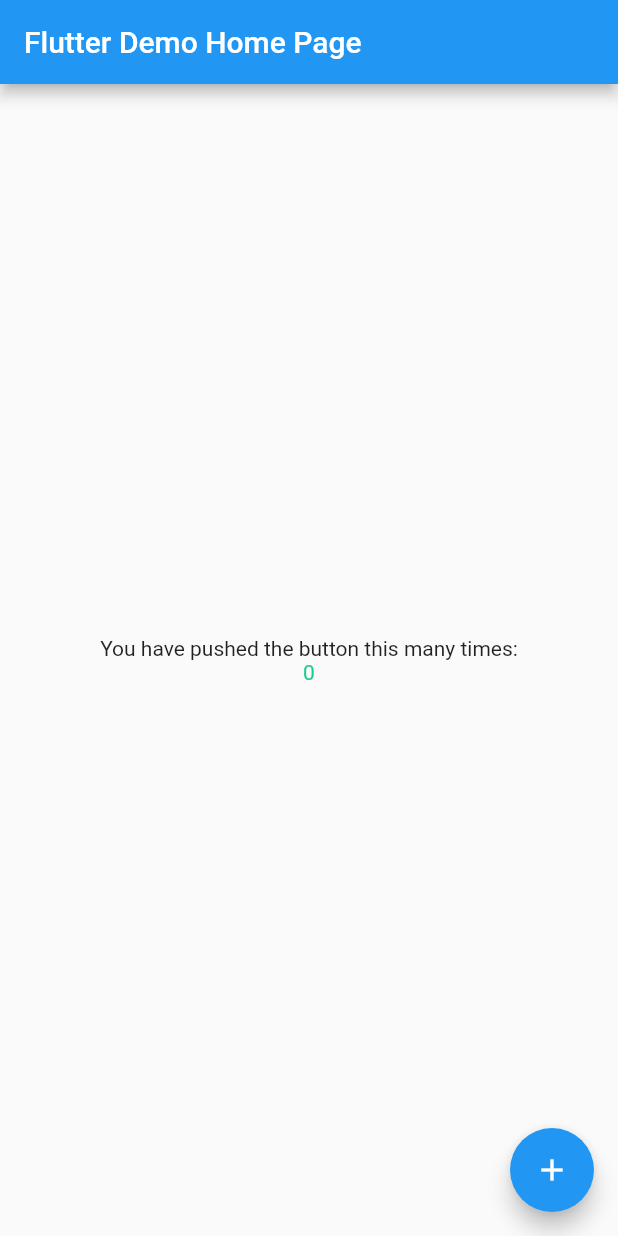
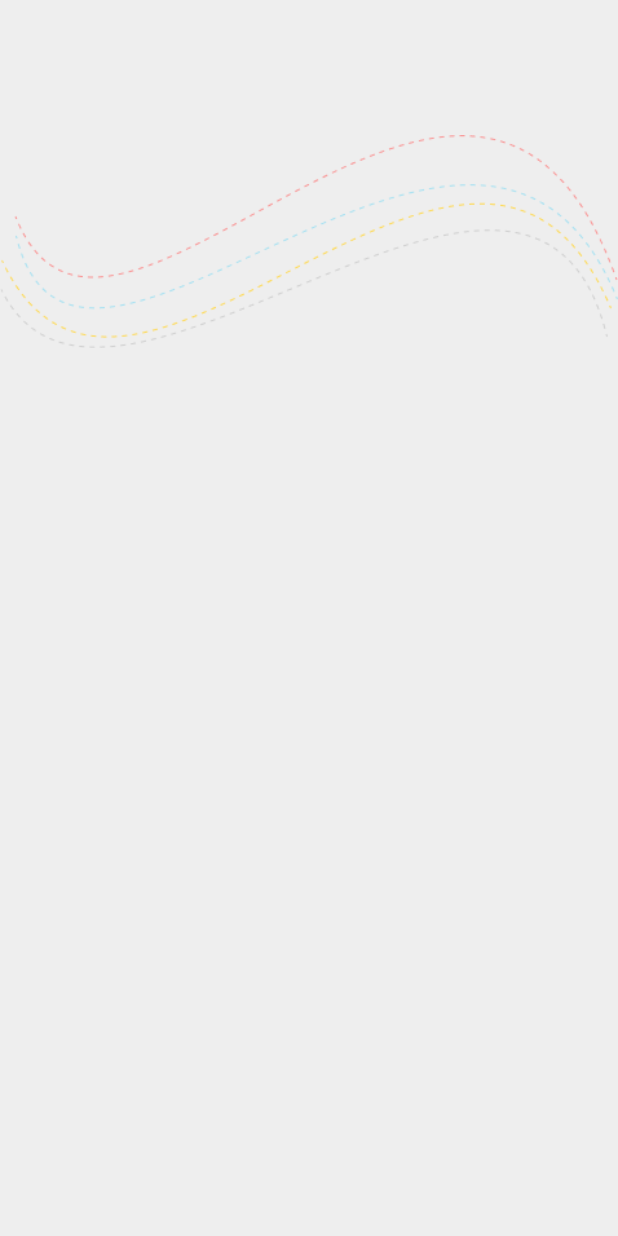
Before and after one commit to Ianodad/pet-finder-app-dribble-clone, a Flutter app: the screen it shows after launch, on a phone screen of 412 x 824 dp. Run offline on Flutter 3.47's test engine with Material 2 defaults, Android fonts, the phone set to English and light mode, and no system bars.

Commit message:
background added

```diff
--- /dev/null
+++ b/lib/Screens/Welcome/welcome_screen.dart
@@ -0,0 +1,21 @@
+// ignore_for_file: prefer_const_constructors
+
+import 'package:flutter/material.dart';
+
+import 'widget/body.dart';
+
+class WelcomeScreen extends StatefulWidget {
+  const WelcomeScreen({Key? key}) : super(key: key);
+
+  @override
+  _WelcomeScreenState createState() => _WelcomeScreenState();
+}
+
+class _WelcomeScreenState extends State<WelcomeScreen> {
+  @override
+  Widget build(BuildContext context) {
+    return Scaffold(
+       body:Body(),
+    );
+  }
+}
--- /dev/null
+++ b/lib/Screens/Welcome/widget/background.dart
@@ -0,0 +1,29 @@
+import 'package:flutter/material.dart';
+
+class Background extends StatelessWidget {
+  final Widget child;
+
+  const Background({
+    super.key,
+    required this.child,
+  });
+
+  @override
+  Widget build(BuildContext context) {
+    Size size = MediaQuery.of(context).size;
+    return Container(
+      height: size.height,
+      width: double.infinity,
+      child: Stack(
+        children: <Widget>[
+          Positioned(
+              top: 90,
+              width: size.width,
+              child: Image.asset("assets/images/wave_background.png",
+                  width: size.width)),
+          child,
+        ],
+      ),
+    );
+  }
+}
--- /dev/null
+++ b/lib/Screens/Welcome/widget/body.dart
@@ -0,0 +1,15 @@
+import 'package:flutter/material.dart';
+import 'package:pet_finder_app/Screens/Welcome/widget/background.dart';
+
+class Body extends StatelessWidget {
+  const Body({Key? key}) : super(key: key);
+
+  @override
+  Widget build(BuildContext context) {
+    return Background(
+      child:Column(
+        children: [],
+      )
+    );
+  }
+}
--- a/lib/main.dart
+++ b/lib/main.dart
@@ -1,6 +1,7 @@
 import 'package:flutter/material.dart';
 
-import 'utils/color_constants.dart';
+import 'package:pet_finder_app/Screens/Welcome/welcome_screen.dart';
+import 'package:pet_finder_app/utils/color_constants.dart';
 // export 'utils/utils.dart';
 
 void main() {
@@ -16,105 +17,10 @@
     return MaterialApp(
       title: 'Flutter Demo',
       theme: ThemeData(
-        // This is the theme of your application.
-        //
-        // Try running your application with "flutter run". You'll see the
-        // application has a blue toolbar. Then, without quitting the app, try
-        // changing the primarySwatch below to Colors.green and then invoke
-        // "hot reload" (press "r" in the console where you ran "flutter run",
-        // or simply save your changes to "hot reload" in a Flutter IDE).
-        // Notice that the counter didn't reset back to zero; the application
-        // is not restarted.
-        primarySwatch: Colors.blue,
+        primaryColor: ColorConstant.primaryGreen,
+        scaffoldBackgroundColor: ColorConstant.flashWhite,
       ),
-      home: const MyHomePage(title: 'Flutter Demo Home Page'),
+      home: const WelcomeScreen(),
     );
   }
 }
-
-class MyHomePage extends StatefulWidget {
-  const MyHomePage({super.key, required this.title});
-
-  // This widget is the home page of your application. It is stateful, meaning
-  // that it has a State object (defined below) that contains fields that affect
-  // how it looks.
-
-  // This class is the configuration for the state. It holds the values (in this
-  // case the title) provided by the parent (in this case the App widget) and
-  // used by the build method of the State. Fields in a Widget subclass are
-  // always marked "final".
-
-  final String title;
-
-  @override
-  State<MyHomePage> createState() => _MyHomePageState();
-}
-
-class _MyHomePageState extends State<MyHomePage> {
-  int _counter = 0;
-
-  void _incrementCounter() {
-    setState(() {
-      // This call to setState tells the Flutter framework that something has
-      // changed in this State, which causes it to rerun the build method below
-      // so that the display can reflect the updated values. If we changed
-      // _counter without calling setState(), then the build method would not be
-      // called again, and so nothing would appear to happen.
-      _counter++;
-    });
-  }
-
-  @override
-  Widget build(BuildContext context) {
-    // This method is rerun every time setState is called, for instance as done
-    // by the _incrementCounter method above.
-    //
-    // The Flutter framework has been optimized to make rerunning build methods
-    // fast, so that you can just rebuild anything that needs updating rather
-    // than having to individually change instances of widgets.
-    return Scaffold(
-      appBar: AppBar(
-        // Here we take the value from the MyHomePage object that was created by
-        // the App.build method, and use it to set our appbar title.
-        title: Text(widget.title),
-      ),
-      body: Center(
-        // Center is a layout widget. It takes a single child and positions it
-        // in the middle of the parent.
-        child: Column(
-          // Column is also a layout widget. It takes a list of children and
-          // arranges them vertically. By default, it sizes itself to fit its
-          // children horizontally, and tries to be as tall as its parent.
-          //
-          // Invoke "debug painting" (press "p" in the console, choose the
-          // "Toggle Debug Paint" action from the Flutter Inspector in Android
-          // Studio, or the "Toggle Debug Paint" command in Visual Studio Code)
-          // to see the wireframe for each widget.
-          //
-          // Column has various properties to control how it sizes itself and
-          // how it positions its children. Here we use mainAxisAlignment to
-          // center the children vertically; the main axis here is the vertical
-          // axis because Columns are vertical (the cross axis would be
-          // horizontal).
-          mainAxisAlignment: MainAxisAlignment.center,
-          children: <Widget>[
-            const Text(
-              'You have pushed the button this many times:',
-            ),
-            Text(
-              '$_counter',
-              style: TextStyle(
-                color: ColorConstant.primaryGreen,
-              ),
-            ),
-          ],
-        ),
-      ),
-      floatingActionButton: FloatingActionButton(
-        onPressed: _incrementCounter,
-        tooltip: 'Increment',
-        child: const Icon(Icons.add),
-      ), // This trailing comma makes auto-formatting nicer for build methods.
-    );
-  }
-}
--- a/lib/utils/color_constants.dart
+++ b/lib/utils/color_constants.dart
@@ -14,7 +14,7 @@
   static Color? primaryYellowLight = fromHex('#ffe483');
   static Color? primaryYellow200 = fromHex('#fdf2cc');
   static Color? successGreen = fromHex('#65dc41');
-  static Color? successBlue = fromHex('#a4e0f1');
+  static Color? blueLight = fromHex('#a4e0f1');
   static Color? blueCoolMint = fromHex('#e0f0f5');
   static Color? purple = fromHex('#635bac');
   static Color? orange = fromHex('#f3b051');
```
Also changed, not shown: assets/images/wave_background.png (added), lib/Screens/signin.dart (added), lib/Screens/signup.dart (added), lib/screens/welcome.dart (deleted).
